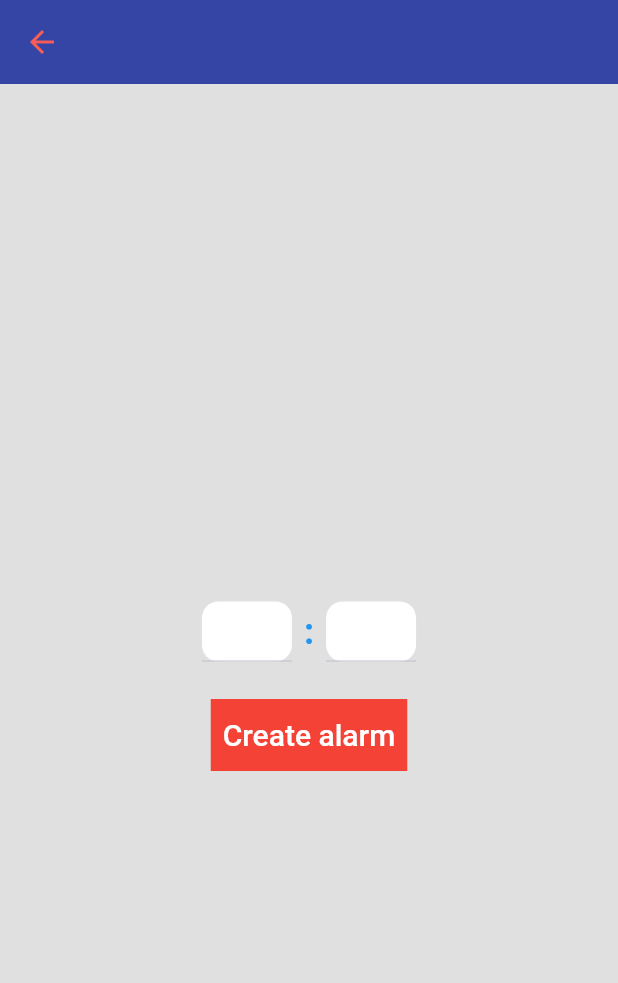
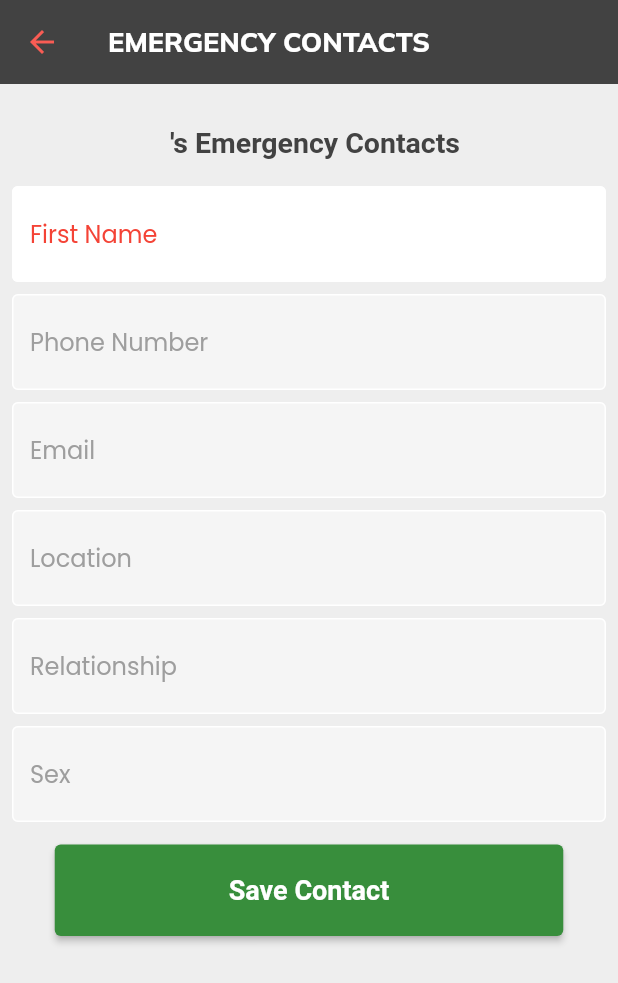
Before and after one commit to EEJgit/medication_tracking_app, a Flutter app: the NextOfKin screen opened directly, on a phone screen of 412 x 824 dp. Shown: the top 983 px of the screen. Run offline on Flutter 3.47's test engine with Material 2 defaults, Android fonts, the phone set to English and light mode, and no system bars; our stand-ins replace awesome_notifications, carousel_slider, cloud_firestore, firebase_auth, firebase_core, firebase_messaging and 9 more; missing offline and left inert: android_alarm_manager_plus, cron, flutter_alarm_clock, mailer, telephony; accounts and stored records are empty; network calls fail.

Commit message:
the contact page

```diff
--- a/lib/intro_screens/intro_screen1.dart
+++ b/lib/intro_screens/intro_screen1.dart
@@ -6,15 +6,15 @@ class IntroScreenOne extends StatelessWidget {
   @override
   Widget build(BuildContext context) {
     return Container(
-      color: const Color(0xFF3455A5), // Professional blue color
-      child: const Column(
+      color: Colors.grey[800], // Professional blue color
+      child:  Column(
         mainAxisAlignment: MainAxisAlignment.center,
         children: [
           SizedBox(height: 50),
           Icon(
             Icons.local_hospital, // Replace with a relevant medical icon
             size: 80,
-            color: Colors.white,
+            color: Colors.green[200],
           ),
           SizedBox(height: 20),
           Text(
--- a/lib/intro_screens/intro_screen2.dart
+++ b/lib/intro_screens/intro_screen2.dart
@@ -7,7 +7,7 @@ class IntroScreenTwo extends StatelessWidget {
   Widget build(BuildContext context) {
     return Container(
       height: 100,
-      color: const Color.fromARGB(255, 52, 69, 165),
+      color: Colors.grey[800],
       child: SafeArea(
         child: Center(
           child: Column(
--- a/lib/intro_screens/intro_screen3.dart
+++ b/lib/intro_screens/intro_screen3.dart
@@ -8,7 +8,7 @@ class IntroScreenThree extends StatelessWidget {
   @override
   Widget build(BuildContext context) {
     return Container(
-      color: const Color.fromARGB(255, 52, 69, 165),
+      color: Colors.grey[800],
       child: Center(
         child: Column(
           mainAxisAlignment: MainAxisAlignment.center,
@@ -16,8 +16,8 @@ class IntroScreenThree extends StatelessWidget {
             Text(
               "Stay Updated!",
               style: TextStyle(
-                color: Colors.white,
-                fontWeight: FontWeight.w500,
+                color: Colors.green[300],
+                fontWeight: FontWeight.w600,
                 fontSize: 20
               ),
             ),
--- a/lib/main.dart
+++ b/lib/main.dart
@@ -129,7 +129,7 @@ void main() async {
   //we schedule here
   cron.schedule(Schedule.parse('*/1 * * * *'), () async {
    print('every 1');
-    scheduleSMSSend();
+   // scheduleSMSSend();
    // await sendEmail();
   });
 
--- a/lib/side_bar/next_of_kin.dart
+++ b/lib/side_bar/next_of_kin.dart
@@ -1,7 +1,9 @@
 // ignore_for_file: prefer_const_constructors, prefer_const_literals_to_create_immutables
 
+import 'package:cloud_firestore/cloud_firestore.dart';
+import 'package:firebase_auth/firebase_auth.dart';
 import 'package:flutter/material.dart';
-import 'package:flutter_alarm_clock/flutter_alarm_clock.dart';
+import 'package:medication_tracking_app/side_bar/contact_information.dart';
 
 class NextOfKin extends StatefulWidget {
   const NextOfKin({super.key});
@@ -11,207 +13,238 @@ class NextOfKin extends StatefulWidget {
 }
 
 class _NextOfKinState extends State<NextOfKin> {
-  final hourController = TextEditingController();
-  final minuteController = TextEditingController();
+  //this is the current user things
+  //firebase name collector and other variables
+  String firstName = "";
+  String lastName = '';
+  final FirebaseAuth _auth = FirebaseAuth.instance;
+  final FirebaseFirestore _firestore = FirebaseFirestore.instance;
+
+  void fetchUserData() async {
+    final user = _auth.currentUser;
+    if (user != null) {
+      final doc = await _firestore.collection('users').doc(user.email).get();
+      if (doc.exists) {
+        setState(() {
+          firstName = doc.get('first name');
+          lastName = doc.get('last name');
+        });
+      }
+    }
+  }
+
+  @override
+  void initState() {
+    super.initState();
+    fetchUserData();
+  }
+
+//%%%%%%%%%%%%%%%%%%%%%%FIREBASE CONNECTION AND EMERGENCY ADDITION%%%%%%
+  final nameController = TextEditingController();
+  final phoneController = TextEditingController();
+  final emailController = TextEditingController();
+  final locationController = TextEditingController();
+  final relationshipController = TextEditingController();
+  final sexController = TextEditingController();
+
+  //SAVE EMERGENCY CONTACT METHOD
+  void saveEmergencyContact() async {
+    final user = _auth.currentUser;
+    if (user != null) {
+      final contactData = {
+        'name': nameController.text,
+        'phone': phoneController.text,
+        'email': emailController.text,
+        'location': locationController.text,
+        'relationship': relationshipController.text,
+        'sex': sexController.text,
+      };
+
+      await _firestore
+          .collection('users')
+          .doc(user.email)
+          .collection('emergency')
+          .add(contactData);
+
+      // Clear the controllers after saving
+      nameController.clear();
+      phoneController.clear();
+      emailController.clear();
+      locationController.clear();
+      relationshipController.clear();
+      sexController.clear();
+    }
+  }
+
+//%%%%%%%%%%%%%%%%%%%ENDS HERE %%%%%%%%
   @override
   Widget build(BuildContext context) {
     return SafeArea(
       child: Scaffold(
-        appBar: AppBar(),
-        backgroundColor: Colors.grey[300],
-        body: Center(
+        appBar: AppBar(
+          backgroundColor: Colors.grey[800],
+          title: Text(
+            "EMERGENCY CONTACTS",
+            style: TextStyle(color: Colors.white),
+          ),
+        ),
+        backgroundColor: Colors.grey[200],
+        body: SingleChildScrollView(
+          child: Padding(
+            padding: const EdgeInsets.all(8.0),
             child: Column(
               mainAxisAlignment: MainAxisAlignment.center,
               children: [
-              SizedBox(height: 60),
+                SizedBox(height: 20),
                 //Input Hour
-              Row(
-                mainAxisAlignment: MainAxisAlignment.center,
-                children: [
-                  Container(
-                    height: 40,
-                    width: 60,
-                    decoration: BoxDecoration(
-                        color: Colors.white,
-                        borderRadius: BorderRadius.circular(11)),
-                    child: Center(
-                      child: TextField(
-                        controller: hourController,
-                        keyboardType: TextInputType.number,
-                      ),
+                Padding(
+                  padding: const EdgeInsets.only(left: 8.0),
+                  child: Text(
+                    "${firstName}'s Emergency Contacts",
+                    style: TextStyle(
+                        color: Colors.grey[800],
+                        fontWeight: FontWeight.bold,
+                        fontSize: 19),
                   ),
                 ),
                 SizedBox(
-                    width: 8,
+                  height: 18,
                 ),
-                  //Input minute
-                  Text(
-                    ":",
-                    style: TextStyle(
-                      fontSize: 24,
-                      color: Colors.blue,
-                      fontWeight: FontWeight.bold,
+                //%%%%%%%%%%THE INPUT FOR THE MEDICATION NEXT OF KIN CONTACT
+                // Input Fields for Emergency Contact
+                Column(mainAxisAlignment: MainAxisAlignment.center, children: [
+                  TextFormField(
+                    controller: nameController,
+                    decoration: InputDecoration(
+                        enabledBorder: OutlineInputBorder(
+                          borderSide: BorderSide(color: Colors.white),
                         ),
+                        focusedBorder: OutlineInputBorder(
+                          borderSide: BorderSide(color: Colors.white),
+                        ),
+                        fillColor: Colors.white,
+                        hintText: "First Name",
+                        filled: true,
+                        hintStyle: TextStyle(color: Colors.red[500])),
                   ),
                   SizedBox(
-                    width: 8,
+                    height: 8,
                   ),
-                  Container(
-                    height: 40,
-                    width: 60,
-                    decoration: BoxDecoration(
-                        shape: BoxShape.rectangle,
-                        color: Colors.white,
-                        borderRadius: BorderRadius.circular(11)),
-                    child: Center(
-                      child: TextField(
-                        controller: minuteController,
-                        keyboardType: TextInputType.number,
+                  TextFormField(
+                    controller: phoneController,
+                    decoration: InputDecoration(
+                        enabledBorder: OutlineInputBorder(
+                          borderSide: BorderSide(color: Colors.white),
+                        ),
+                        focusedBorder: OutlineInputBorder(
+                          borderSide: BorderSide(color: Colors.white),
+                        ),
+                        fillColor: Colors.grey[100],
+                        hintText: "Phone Number",
+                        filled: true,
+                        hintStyle: TextStyle(color: Colors.grey[500])),
+                  ),
+                  SizedBox(
+                    height: 8,
+                  ),
+                  TextFormField(
+                    controller: emailController,
+                    decoration: InputDecoration(
+                        enabledBorder: OutlineInputBorder(
+                          borderSide: BorderSide(color: Colors.white),
+                        ),
+                        focusedBorder: OutlineInputBorder(
+                          borderSide: BorderSide(color: Colors.white),
+                        ),
+                        fillColor: Colors.grey[100],
+                        hintText: "Email",
+                        filled: true,
+                        hintStyle: TextStyle(color: Colors.grey[500])),
+                  ),
+                  SizedBox(
+                    height: 8,
+                  ),
+                  TextFormField(
+                    controller: locationController,
+                    decoration: InputDecoration(
+                        enabledBorder: OutlineInputBorder(
+                          borderSide: BorderSide(color: Colors.white),
+                        ),
+                        focusedBorder: OutlineInputBorder(
+                          borderSide: BorderSide(color: Colors.white),
+                        ),
+                        fillColor: Colors.grey[100],
+                        hintText: "Location",
+                        filled: true,
+                        hintStyle: TextStyle(color: Colors.grey[500])),
+                  ),
+                  SizedBox(
+                    height: 8,
+                  ),
+                  TextFormField(
+                    controller: relationshipController,
+                    decoration: InputDecoration(
+                        enabledBorder: OutlineInputBorder(
+                          borderSide: BorderSide(color: Colors.white),
+                        ),
+                        focusedBorder: OutlineInputBorder(
+                          borderSide: BorderSide(color: Colors.white),
+                        ),
+                        fillColor: Colors.grey[100],
+                        hintText: "Relationship",
+                        filled: true,
+                        hintStyle: TextStyle(color: Colors.grey[500])),
+                  ),
+                  SizedBox(
+                    height: 8,
+                  ),
+                  TextFormField(
+                    controller: sexController,
+                    decoration: InputDecoration(
+                        enabledBorder: OutlineInputBorder(
+                          borderSide: BorderSide(color: Colors.white),
+                        ),
+                        focusedBorder: OutlineInputBorder(
+                          borderSide: BorderSide(color: Colors.white),
+                        ),
+                        fillColor: Colors.grey[100],
+                        hintText: "Sex",
+                        filled: true,
+                        hintStyle: TextStyle(color: Colors.grey[500])),
+                  ),
+                ]),
+                SizedBox(
+                  height: 15,
+                ),
+                ElevatedButton(
+                  onPressed: () {
+                    saveEmergencyContact;
+                    Navigator.push(
+                        context,
+                        MaterialPageRoute(
+                          builder: (context) =>
+                              COntactInformation(), // Create an instance of the ContactInformation page
+                        ));
+                  },
+                  style: ElevatedButton.styleFrom(
+                    primary: Colors.green[700], // Background color
+                    onPrimary: Colors.white, // Text color
+                  ),
+                  child: Padding(
+                    padding: const EdgeInsets.only(
+                        left: 100.0, right: 100.0, top: 20, bottom: 20),
+                    child: Text(
+                      'Save Contact',
+                      style:
+                          TextStyle(fontWeight: FontWeight.bold, fontSize: 18),
                     ),
                   ),
                 ),
               ],
             ),
-              //Controllers end here
-
-              Container(
-                color: Colors.red,
-                margin: const EdgeInsets.all(25),
-                child: TextButton(
-                  child: const Text(
-                    'Create alarm',
-                    style: TextStyle(
-                      fontSize: 20.0,
-                      color: Colors.white,
-                    ),
-                  ),
-                  onPressed: () {
-                    int hour;
-                    int minutes;
-                    hour = int.parse(hourController.text);
-                    minutes = int.parse(minuteController.text);
-
-                    // creating alarm after converting hour
-                    // and minute into integer
-                    FlutterAlarmClock.createAlarm(hour: hour, minutes: minutes);
-                  },
-                ),
-              ),
-              /*
-              ElevatedButton(
-                onPressed: () {
-                  // show alarm
-                  FlutterAlarmClock.showAlarms();
-                },
-                child: const Text(
-                  'Show Alarms',
-                  style: TextStyle(fontSize: 20.0),
-                ),
-              ),
-              Container(
-                child: TextButton(
-                    child: const Text(
-                      'Create timer',
-                      style: TextStyle(fontSize: 20.0),
-                    ),
-                    onPressed: () {
-                      int minutes;
-                      minutes = int.parse(minuteController.text);
-
-                      // create timer
-                      FlutterAlarmClock.createTimer(length: minutes);
-                      showDialog(
-                          context: context,
-                          builder: (context) {
-                            return AboutDialog(
-                              children: [
-                                Center(
-                                  child: Text("Timer is set",
-                                      style: TextStyle(
-                                          fontSize: 20,
-                                          fontWeight: FontWeight.bold)),
-                                )
-                              ],
-                            );
-                          });
-                    }),
-              ),
-              ElevatedButton(
-                onPressed: () {
-                  // show timers
-                  FlutterAlarmClock.showTimers();
-                },
-                child: Text(
-                  "Show Timers",
-                  style: TextStyle(fontSize: 17),
-                ),
-              ),
-              */
-
-
-            ],
           ),
         ),
       ),
     );
   }
 }
-
-/*Scaffold(
-      appBar: AppBar(
-        title: const Center(
-          child: Text(
-            "The Next of Kin Page",
-            style: TextStyle(color: Colors.white),
-          ),
-        ),
-      ),
-      body: Column(
-        children: [
-          Text(
-            "The Next of Kin.",
-            style: TextStyle(
-              color:Colors.grey[700]
-            ),
-          ),
-        ],
-      ),
-    );
-
-
-    ///This is the first Row
-    /// Row(
-            mainAxisAlignment: MainAxisAlignment.center,
-            children: [
-              Container(
-                height: 40,
-                width: 60,
-                decoration: BoxDecoration(
-                    shape: BoxShape.rectangle,
-                    color: Colors.blue,
-                    borderRadius: BorderRadius.circular(11)),
-                child: Center(
-                  child: TextField(
-                    controller: hourController,
-                    keyboardType: TextInputType.number,
-                  ),
-                ),
-              ),
-              SizedBox(width: 20),
-              Container(
-                height: 40,
-                width: 60,
-                decoration: BoxDecoration(
-                    shape: BoxShape.rectangle,
-                    color: Colors.blue,
-                    borderRadius: BorderRadius.circular(11)),
-                child: Center(
-                  child: TextField(
-                    controller: minuteController,
-                    keyboardType: TextInputType.number,
-                  ),
-                ),
-              ),
-            ],
-          ),
-    */
```
Also changed, not shown: lib/pages/home_page.dart (+40 -17 lines), lib/side_bar/contact_information.dart (added, +23 -0 lines), lib/side_bar/interactions_tracking.dart (+7 -5 lines), lib/side_bar/medication_interactions.dart (+80 -15 lines), lib/side_bar/pharmacy_map.dart (+7 -3 lines), lib/side_bar/pie_chart.dart (added, +21 -0 lines), lib/side_bar/user_drawer.dart (+12 -12 lines), pubspec.yaml (+6 -5 lines), lib/side_bar/medication_text_image.dart (added), pubspec.lock, 3 other files. Lines whose indentation alone changed are shown as unchanged.
